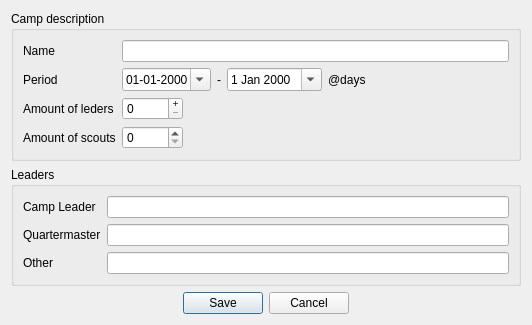
Before: the Qt Designer form src/ui/CampSettingsDialog.ui in wnt-zhp/zarlock-cpp, drawn with Qt 5.
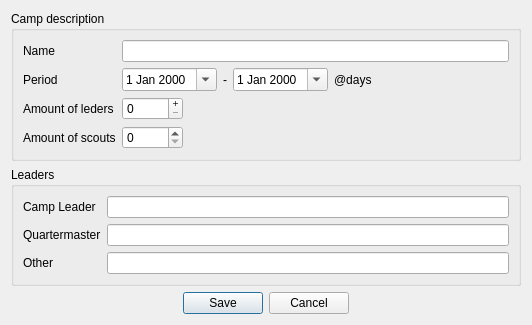
After: the same form once the commit is applied.

The edit to the form file:
```diff
--- a/src/ui/CampSettingsDialog.ui
+++ b/src/ui/CampSettingsDialog.ui
@@ -50,10 +50,7 @@
       <item row="2" column="1">
        <layout class="QHBoxLayout" name="horizontalLayout_2">
         <item>
-         <widget class="QDateTimeEdit" name="period_start">
-          <property name="displayFormat">
-           <string>dd-MM-yyyy</string>
-          </property>
+         <widget class="QDateEdit" name="period_start">
           <property name="calendarPopup">
            <bool>true</bool>
           </property>
```
Left out of the diff: 1 changed line with no effect on the pictures.
